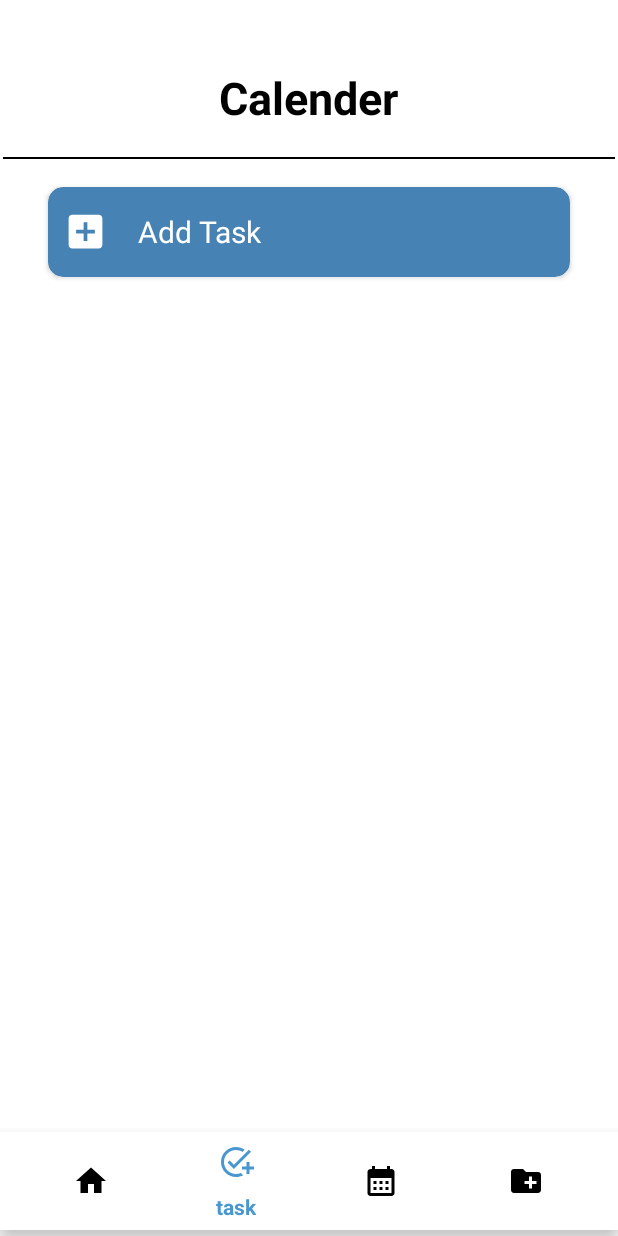
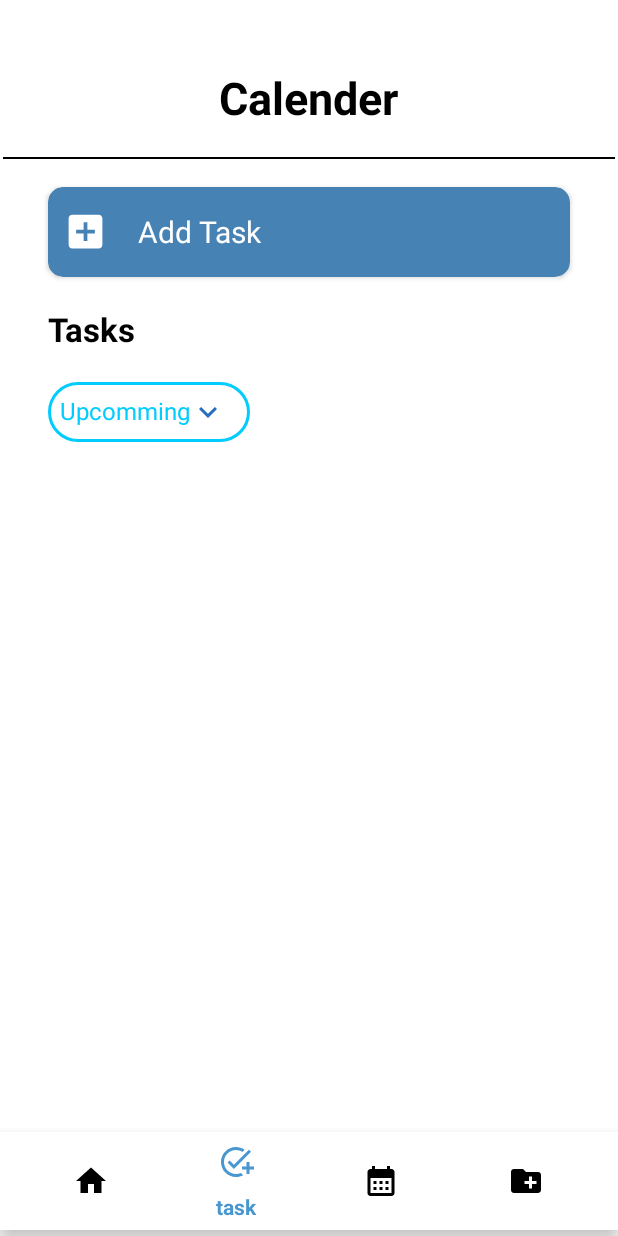
Before and after one commit to iamkiraan/CodSoft_Task1-To_do_app, an Android app: the fragment TaskFragment placed in its activity, item 2 of the bottom bar chosen, on a phone screen of 412 x 824 dp. Run offline under Robolectric (Android 15) with nearby library versions, the phone set to English and light mode, and no system bars.

Commit message:
update on task activity

```diff
--- /dev/null
+++ b/app/src/main/java/com/example/taskflow/addTask/CustomSpinnerAdapter.kt
@@ -0,0 +1,34 @@
+package com.example.taskflow
+
+import android.content.Context
+import android.view.LayoutInflater
+import android.view.View
+import android.view.ViewGroup
+import android.widget.ArrayAdapter
+import android.widget.TextView
+import androidx.annotation.LayoutRes
+
+class CustomSpinnerAdapter(
+    context: Context,
+    @LayoutRes private val layoutResource: Int,
+    private val items: Array<String>
+) : ArrayAdapter<String>(context, layoutResource, items) {
+
+    override fun getView(position: Int, convertView: View?, parent: ViewGroup): View {
+        return createView(position, convertView, parent)
+    }
+
+    override fun getDropDownView(position: Int, convertView: View?, parent: ViewGroup): View {
+        return createView(position, convertView, parent)
+    }
+
+    private fun createView(position: Int, convertView: View?, parent: ViewGroup): View {
+        val view = convertView ?: LayoutInflater.from(context).inflate(layoutResource, parent, false)
+        val itemText = view.findViewById<TextView>(R.id.spinner_text)
+
+        itemText.text = items[position]
+
+
+        return view
+    }
+}
--- a/app/src/main/java/com/example/taskflow/appBarFragments/TaskFragment.kt
+++ b/app/src/main/java/com/example/taskflow/appBarFragments/TaskFragment.kt
@@ -2,34 +2,45 @@ package com.example.taskflow.appBarFragments
 
 import android.content.Intent
 import android.os.Bundle
-import androidx.fragment.app.Fragment
 import android.view.LayoutInflater
 import android.view.View
 import android.view.ViewGroup
+import androidx.fragment.app.Fragment
 import com.example.taskflow.R
 import com.example.taskflow.addTask.AddTask
-import com.example.taskflow.databinding.FragmentHomeBinding
+import com.example.taskflow.CustomSpinnerAdapter
 import com.example.taskflow.databinding.FragmentTaskBinding
-
 
 class TaskFragment : Fragment() {
 
-
     private var _binding: FragmentTaskBinding? = null
     private val binding get() = _binding!!
+
     override fun onCreateView(
         inflater: LayoutInflater, container: ViewGroup?,
         savedInstanceState: Bundle?
     ): View? {
         _binding = FragmentTaskBinding.inflate(inflater, container, false)
-        val view = binding.root
+        return binding.root
+    }
+
+    override fun onViewCreated(view: View, savedInstanceState: Bundle?) {
+        super.onViewCreated(view, savedInstanceState)
+
+        // Set up the addTask button click listener
         binding.addTask.setOnClickListener {
-
             val intent = Intent(requireContext(), AddTask::class.java)
             startActivity(intent)
         }
-        return view
 
+
+        val spinnerItems = resources.getStringArray(R.array.spinner_items)
+        val adapter = CustomSpinnerAdapter(requireContext(), R.layout.spinner_item, spinnerItems)
+        binding.taskSpinner.adapter = adapter
     }
 
+    override fun onDestroyView() {
+        super.onDestroyView()
+        _binding = null
     }
+}
--- /dev/null
+++ b/app/src/main/res/drawable/upcomming_one.xml
@@ -0,0 +1,9 @@
+<?xml version="1.0" encoding="utf-8"?>
+<shape xmlns:android="http://schemas.android.com/apk/res/android"
+    android:shape="rectangle" >
+    <solid android:color="@color/white"/>
+    <corners android:radius="40dp" />
+    <stroke android:width="2dp"
+        android:color="@color/blue"/>
+
+</shape>
--- a/app/src/main/res/layout/fragment_task.xml
+++ b/app/src/main/res/layout/fragment_task.xml
@@ -44,6 +44,26 @@
            android:layout_gravity="center_vertical"
            android:layout_marginStart="60dp"/>
    </androidx.cardview.widget.CardView>
+    <TextView
+        android:layout_width="wrap_content"
+        android:layout_height="wrap_content"
+        android:text="Tasks"
+        android:textSize="22sp"
+        android:textStyle="bold"
+        android:layout_marginTop="160dp"
+        android:layout_marginStart="30dp"
+        android:textColor="@color/black"/>
+    <Spinner
+        android:id="@+id/taskSpinner"
+        android:layout_width="wrap_content"
+        android:layout_height="40dp"
+        android:layout_marginTop="210dp"
+        android:contextClickable="true"
+        android:background="@drawable/upcomming_one"
+        android:layout_marginStart="30dp"/>
+
+
+
 
 
 
--- /dev/null
+++ b/app/src/main/res/layout/spinner_item.xml
@@ -0,0 +1,19 @@
+<!-- res/layout/spinner_item.xml -->
+<LinearLayout xmlns:android="http://schemas.android.com/apk/res/android"
+    android:layout_width="match_parent"
+    android:layout_height="wrap_content"
+    android:orientation="horizontal"
+    android:padding="8dp">
+    <TextView
+        android:id="@+id/spinner_text"
+        android:layout_width="wrap_content"
+        android:layout_height="wrap_content"
+        android:textColor="@color/blue"
+        android:textSize="16sp"/>
+    <ImageView
+        android:id="@+id/spinner_icon"
+        android:layout_width="24dp"
+        android:layout_height="24dp"
+        android:layout_marginEnd="8dp"
+        android:src="@drawable/baseline_keyboard_arrow_down_24"/>
+</LinearLayout>
--- a/app/src/main/res/values/strings.xml
+++ b/app/src/main/res/values/strings.xml
@@ -4,5 +4,10 @@
     <string name="hello_blank_fragment">Hello blank fragment</string>
     <string name="second">Create <b>lists</b>,add <b>tasks</b>,set <b>deadLines</b>,\nassign <b>priorities</b>, and track your\n<b>progress</b> with ease.</string>
     <string name="third">Provide yourself a better way to <b>dream, learn</b> and <b>grow</b>.</string>
+        <string-array name="spinner_items">
+            <item>Upcomming</item>
+            <item>Saved</item>
+        </string-array>
+
 
 </resources>
```
